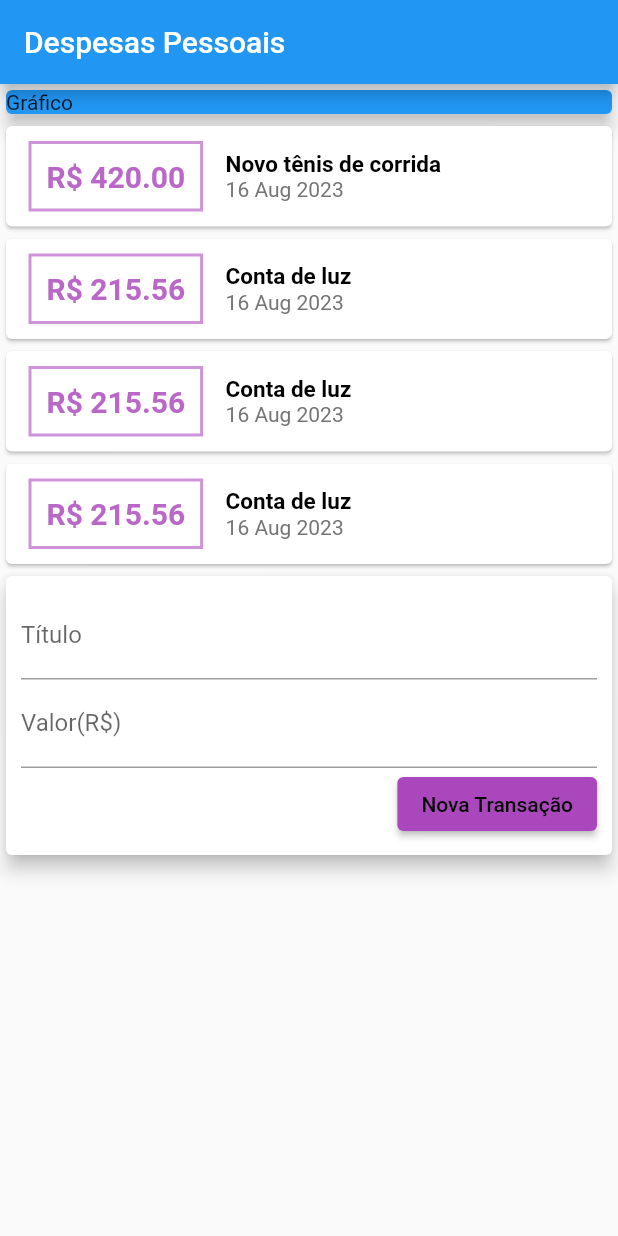
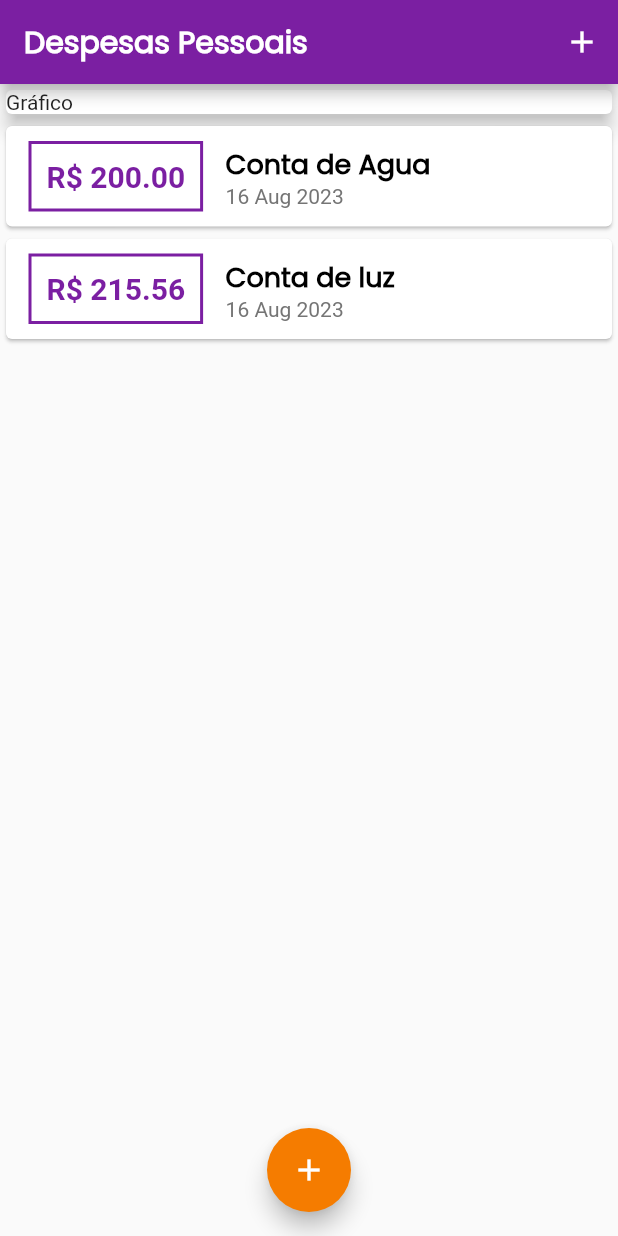
Before and after one commit to JuliaBianchi/curso_flutter, a Flutter app: the screen it shows after launch, on a phone screen of 412 x 824 dp. Run offline on Flutter 3.47's test engine with Material 2 defaults, Android fonts, the phone set to English and light mode, and no system bars.

Commit message:
feat: Novas funcionalidades e fontes.

```diff
--- a/expenses/lib/components/transaction_form.dart
+++ b/expenses/lib/components/transaction_form.dart
@@ -1,14 +1,29 @@
 import 'package:flutter/material.dart';
 
-class TransactionForm extends StatelessWidget {
-
-  final titleController = TextEditingController();
-  final valueController = TextEditingController();
+class TransactionForm extends StatefulWidget {
 
   final void Function(String, double) onSubmit;
 
+  TransactionForm(this.onSubmit);
 
-  TransactionForm(this.onSubmit);
+  @override
+  State<TransactionForm> createState() => _TransactionFormState();
+}
+
+class _TransactionFormState extends State<TransactionForm> {
+  final titleController = TextEditingController();
+
+  final valueController = TextEditingController();
+
+  _submitForm(){
+    final title = titleController.text;
+    final value = double.tryParse(valueController.text) ?? 0.0;
+
+    if(title.isEmpty || value <=0){
+      return;
+    }
+    widget.onSubmit(title, value);
+  }
 
   @override
   Widget build(BuildContext context) {
@@ -20,35 +35,27 @@ class TransactionForm extends StatelessWidget {
           children: [
             TextField(
               controller: titleController,
-              decoration: InputDecoration(
+              onSubmitted: (_) => _submitForm(),
+              decoration: const InputDecoration(
                 labelText: 'Título',
               ),
             ),
             TextField(
               controller: valueController,
-              decoration: InputDecoration(
+              keyboardType: const TextInputType.numberWithOptions(decimal: true),
+              onSubmitted: (_) => _submitForm(),
+              decoration: const InputDecoration(
                 labelText: 'Valor(R\$)',
               ),
             ),
             Row(
               mainAxisAlignment: MainAxisAlignment.end,
               children: [
-                ElevatedButton(
-                  child: Text(
-                    'Nova Transação',
-                    style: TextStyle(
-                      color: Colors.black,
-                    ),
+                TextButton(
+                  onPressed: _submitForm(),
+                  child: const Text(
+                    'Nova Transação'
                   ),
-                  style: ElevatedButton.styleFrom(
-                    backgroundColor: Colors.purple.shade400,
-                  ),
-                  onPressed: () {
-                    final title = titleController.text;
-                    final value = double.tryParse(valueController.text) ?? 0.0;
-
-                    onSubmit(title, value);
-                  },
                 ),
               ],
             )
--- a/expenses/lib/components/transaction_list.dart
+++ b/expenses/lib/components/transaction_list.dart
@@ -11,27 +11,32 @@ class TransactionList extends StatelessWidget {
   Widget build(BuildContext context) {
     return Container(
       height: 300,
-      child: SingleChildScrollView(
-        child: Column(
-          children: transactions.map((tr) {
+      child: ListView.builder(
+        itemCount: transactions.length,
+        itemBuilder: (ctx, index) {
+          final tr = transactions[index];
+
           return Card(
             child: Row(
               children: [
                 Container(
-                    margin: EdgeInsets.symmetric(horizontal: 15, vertical: 10),
+                  margin: const EdgeInsets.symmetric(
+                    horizontal: 15,
+                    vertical: 10,
+                  ),
                   decoration: BoxDecoration(
                     border: Border.all(
-                        color: Colors.purple.shade200,
                       width: 2,
+                      color: Theme.of(context).colorScheme.primary,
                     ),
                   ),
-                    padding: EdgeInsets.all(10),
+                  padding: const EdgeInsets.all(10),
                   child: Text(
                     'R\$ ${tr.value.toStringAsFixed(2)}',
                     style: TextStyle(
                       fontWeight: FontWeight.bold,
                       fontSize: 20,
-                        color: Colors.purple.shade300,
+                      color: Theme.of(context).colorScheme.primary,
                     ),
                   ),
                 ),
@@ -40,11 +45,7 @@ class TransactionList extends StatelessWidget {
                   children: [
                     Text(
                       tr.title,
-                        style: TextStyle(
-                          fontSize: 15,
-                          fontWeight: FontWeight.bold,
-                          color: Colors.black,
-                        ),
+                      style: Theme.of(context).textTheme.titleLarge,
                     ),
                     Text(
                       DateFormat('d MMM y').format(tr.date),
@@ -57,8 +58,7 @@ class TransactionList extends StatelessWidget {
               ],
             ),
           );
-          }).toList(),
-        ),
+        },
       ),
     );
   }
--- a/expenses/lib/components/transaction_user.dart
+++ /dev/null
@@ -1,52 +0,0 @@
-import 'dart:math';
-
-import 'package:expenses/components/transaction_list.dart';
-import 'package:expenses/components/transaction_form.dart';
-import 'package:flutter/material.dart';
-import '../models/transaction.dart';
-
-
-class TransactionUser extends StatefulWidget {
-
-  @override
-  _TransactionUserState createState() => _TransactionUserState();
-}
-
-class _TransactionUserState extends State<TransactionUser> {
-
-  final _transactions = [
-    Transaction(id: '1', title: 'Novo tênis de corrida', value: 420.00, date: DateTime.now()),
-    Transaction(id: '2', title: 'Conta de luz', value: 215.56, date: DateTime.now()),
-    Transaction(id: '3', title: 'Conta de luz', value: 215.56, date: DateTime.now()),
-    Transaction(id: '4', title: 'Conta de luz', value: 215.56, date: DateTime.now()),
-    Transaction(id: '5', title: 'Conta de luz', value: 215.56, date: DateTime.now()),
-    Transaction(id: '6', title: 'Conta de luz', value: 215.56, date: DateTime.now()),
-    Transaction(id: '7', title: 'Conta de luz', value: 215.56, date: DateTime.now()),
-    Transaction(id: '8', title: 'Conta de luz', value: 215.56, date: DateTime.now()),
-    Transaction(id: '9', title: 'Conta de luz', value: 215.56, date: DateTime.now()),
-    Transaction(id: '10', title: 'Conta de luz', value: 215.56, date: DateTime.now()),
-  ];
-
-  _addTransaction(String title, double value){
-    final newTransaction = Transaction(
-      id: Random().nextDouble().toString(),
-      title: title,
-      value: value,
-      date: DateTime.now(),
-    );
-
-    setState(() {
-      _transactions.add(newTransaction);
-    });
-  }
-
-  @override
-  Widget build(BuildContext context) {
-    return Column(
-      children: [
-        TransactionList(_transactions),
-        TransactionForm(_addTransaction),
-      ]
-    );
-  }
-}
--- a/expenses/lib/main.dart
+++ b/expenses/lib/main.dart
@@ -1,39 +1,110 @@
-import 'package:expenses/components/transaction_user.dart';
+import 'dart:math';
+import 'package:expenses/components/transaction_form.dart';
 import 'package:flutter/material.dart';
+import 'components/transaction_list.dart';
+import 'models/transaction.dart';
 
 main() => runApp(ExpansesApp());
 
 class ExpansesApp extends StatelessWidget {
   @override
   Widget build(BuildContext context) {
+
+    final ThemeData tema = ThemeData();
+
     return MaterialApp(
-      home: MyHomePage(),
+        home: MyHomePage(),
+      theme: tema.copyWith(
+        colorScheme: tema.colorScheme.copyWith(
+          primary: Colors.purple.shade700,
+          secondary: Colors.orange.shade700,
+        ),
+        textTheme: tema.textTheme.copyWith(
+          titleLarge: const TextStyle(
+            fontFamily: 'Poppins',
+            fontSize: 18,
+            fontWeight: FontWeight.bold,
+            color: Colors.black,
+          ),
+        ),
+        appBarTheme: const AppBarTheme(
+          titleTextStyle: TextStyle(
+            fontFamily: 'Poppins',
+            fontSize: 20,
+            fontWeight: FontWeight.bold,
+          ),
+        ),
+      ),
     );
   }
 }
 
-class MyHomePage extends StatelessWidget {
+class MyHomePage extends StatefulWidget {
+  @override
+  State<MyHomePage> createState() => _MyHomePageState();
+}
+
+class _MyHomePageState extends State<MyHomePage> {
+  final _transactions = [
+    Transaction(id: '1', title: 'Conta de Agua', value: 200.00, date: DateTime.now()),
+    Transaction(id: '2', title: 'Conta de luz', value: 215.56, date: DateTime.now()),
+  ];
+
+  _addTransaction(String title, double value) {
+    final newTransaction = Transaction(
+      id: Random().nextDouble().toString(),
+      title: title,
+      value: value,
+      date: DateTime.now(),
+    );
+
+    setState(() {
+      _transactions.add(newTransaction);
+    });
+
+    Navigator.of(context).pop();
+    //ponto em que ele sabe que é um modal
+  }
+
+  _openTransactionFormModal(BuildContext context) {
+    showModalBottomSheet(
+      context: context,
+      builder: (_) {
+        return TransactionForm(_addTransaction);
+      });
+  }
+
   @override
   Widget build(BuildContext context) {
     return Scaffold(
       appBar: AppBar(
-        title: Text('Despesas Pessoais'),
+        title: const Text('Despesas Pessoais'),
+        actions: [
+          IconButton(
+            icon: Icon(Icons.add),
+            onPressed: () => _openTransactionFormModal(context),
+          )
+        ],
       ),
       body: SingleChildScrollView(
         child: Column(
           crossAxisAlignment: CrossAxisAlignment.stretch,
           children: [
-            Container(
+            const SizedBox(
               child: Card(
-                color: Colors.blue,
                 child: Text('Gráfico'),
                 elevation: 5,
               ),
             ),
-            TransactionUser(),
+            TransactionList(_transactions),
           ],
         ),
       ),
+      floatingActionButton: FloatingActionButton(
+        onPressed: () => _openTransactionFormModal(context),
+        child: const Icon(Icons.add),
+      ),
+      floatingActionButtonLocation: FloatingActionButtonLocation.centerFloat,
     );
   }
 }
```
Also changed, not shown: expenses/pubspec.yaml (+14 -6 lines), expenses/assets/fonts/OpenSans-Bold.ttf (added), expenses/assets/fonts/OpenSans-Regular.ttf (added), expenses/assets/fonts/Poppins-Regular.ttf (added), expenses/assets/fonts/Quicksand-Bold.ttf (added), expenses/assets/fonts/Quicksand-Light.ttf (added), expenses/assets/fonts/Quicksand-Medium.ttf (added), expenses/assets/fonts/Quicksand-Regular.ttf (added). Lines whose indentation alone changed are shown as unchanged.
